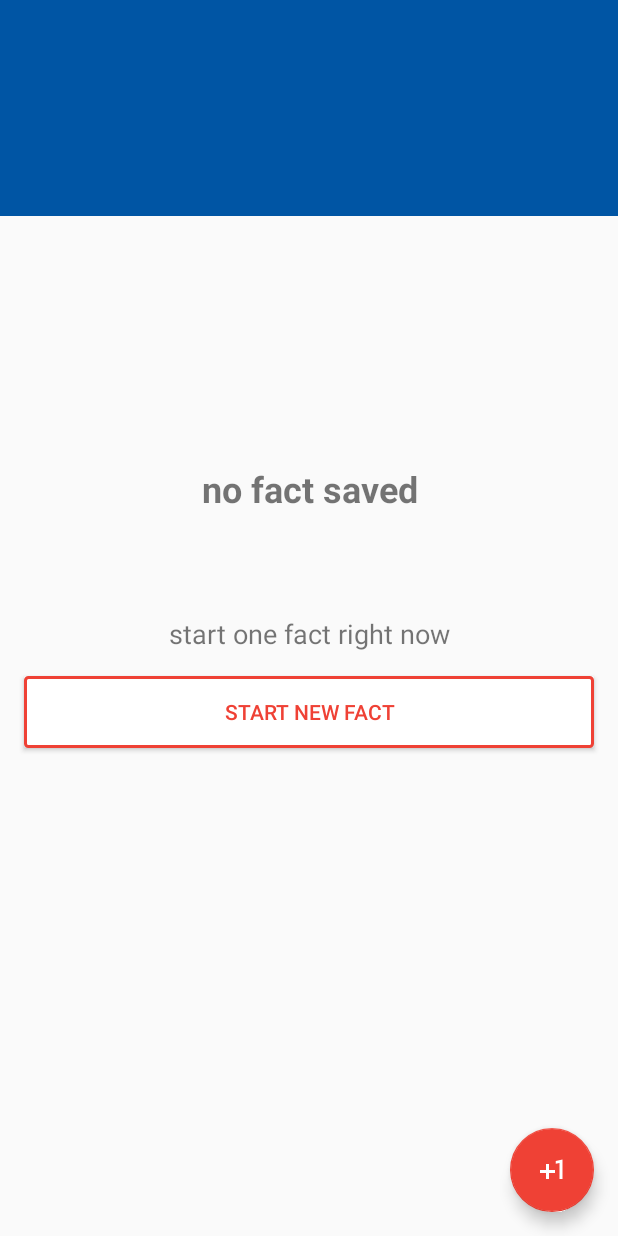
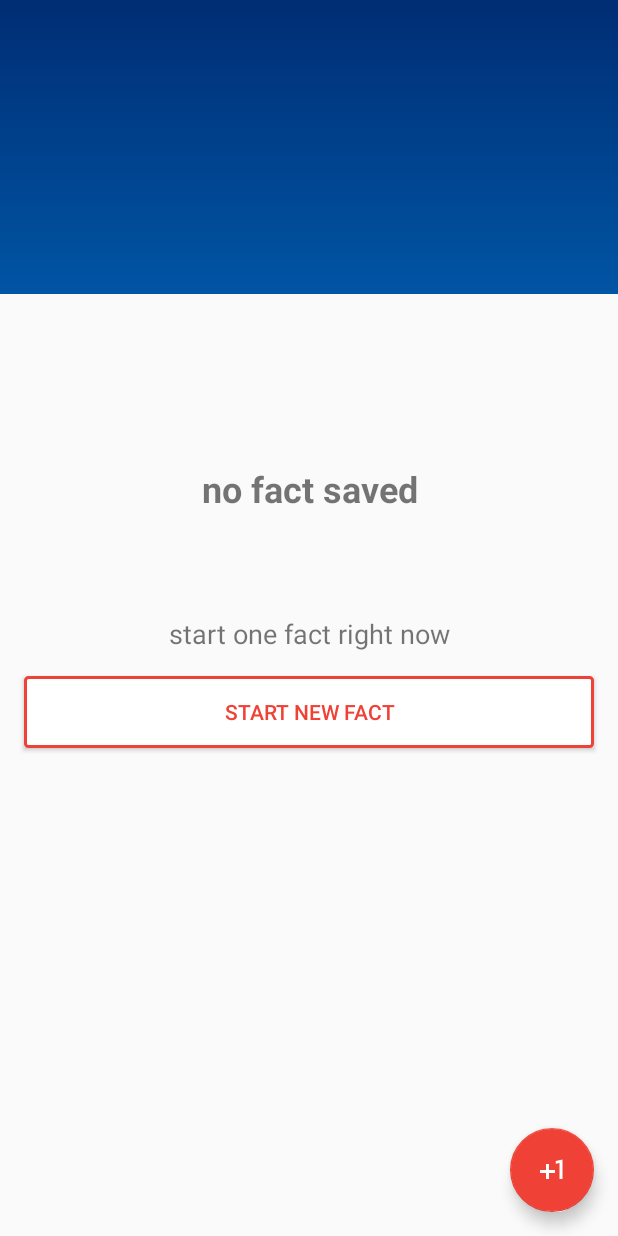
Before and after one commit to orafaaraujo/Depuis, an Android app: the layout activity_main.xml on its own in the app's theme, with its tools: preview values and no code run, on a phone screen of 412 x 824 dp. Run offline under Robolectric (Android 15) with nearby library versions, the phone set to English and light mode, and no system bars.

Commit message:
Add Collapsed Toolbar and custom Font on it.

```diff
--- a/app/src/main/AndroidManifest.xml
+++ b/app/src/main/AndroidManifest.xml
@@ -13,7 +13,6 @@
         <activity
             android:name=".view.activity.MainActivity"
             android:configChanges="orientation"
-            android:label="@string/app_name"
             android:screenOrientation="portrait"
             android:theme="@style/AppTheme.NoActionBar">
             <intent-filter>
--- a/app/src/main/java/com/orafaaraujo/depuis/view/bindingadapter/BindingAdapterHelper.java
+++ b/app/src/main/java/com/orafaaraujo/depuis/view/bindingadapter/BindingAdapterHelper.java
@@ -4,6 +4,7 @@ import android.databinding.BindingAdapter;
 import android.graphics.drawable.Drawable;
 import android.support.annotation.ColorRes;
 import android.support.annotation.DrawableRes;
+import android.support.design.widget.CollapsingToolbarLayout;
 import android.support.design.widget.FloatingActionButton;
 import android.support.design.widget.TextInputEditText;
 import android.support.design.widget.TextInputLayout;
@@ -96,7 +97,10 @@ public class BindingAdapterHelper {
         }
         if (view instanceof TextInputLayout) {
             ((TextInputLayout) view).setTypeface(mFontCache.get(fontName));
-
+        }
+        if (view instanceof CollapsingToolbarLayout) {
+            ((CollapsingToolbarLayout) view).setExpandedTitleTypeface(mFontCache.get(fontName));
+            ((CollapsingToolbarLayout) view).setCollapsedTitleTypeface(mFontCache.get(fontName));
         }
     }
 }
--- a/app/src/main/res/layout/activity_main.xml
+++ b/app/src/main/res/layout/activity_main.xml
@@ -19,19 +19,30 @@
 
         <android.support.design.widget.AppBarLayout
             android:layout_width="match_parent"
-            android:layout_height="144dp"
+            android:layout_height="wrap_content"
             android:theme="@style/AppTheme.AppBarOverlay">
 
             <android.support.design.widget.CollapsingToolbarLayout
+                android:id="@+id/main_collapsing_toolbar"
                 android:layout_width="match_parent"
                 android:layout_height="match_parent"
-                app:layout_scrollFlags="scroll|exitUntilCollapsed">
+                app:collapsedTitleGravity="center"
+                app:expandedTitleGravity="center"
+                app:layout_scrollFlags="scroll|exitUntilCollapsed|snap"
+                tools:text_font="@{`pacifico-regular`}">
+
+                <View
+                    android:id="@+id/expandedImage"
+                    android:layout_width="match_parent"
+                    android:layout_height="196dp"
+                    android:background="@drawable/toolbar_background"
+                    app:layout_collapseMode="parallax" />
 
                 <android.support.v7.widget.Toolbar
                     android:id="@+id/toolbar"
                     android:layout_width="match_parent"
-                    android:layout_height="?android:attr/actionBarSize"
-                    android:background="@color/main_primary" />
+                    android:layout_height="64dp" />
+
             </android.support.design.widget.CollapsingToolbarLayout>
 
         </android.support.design.widget.AppBarLayout>
```
